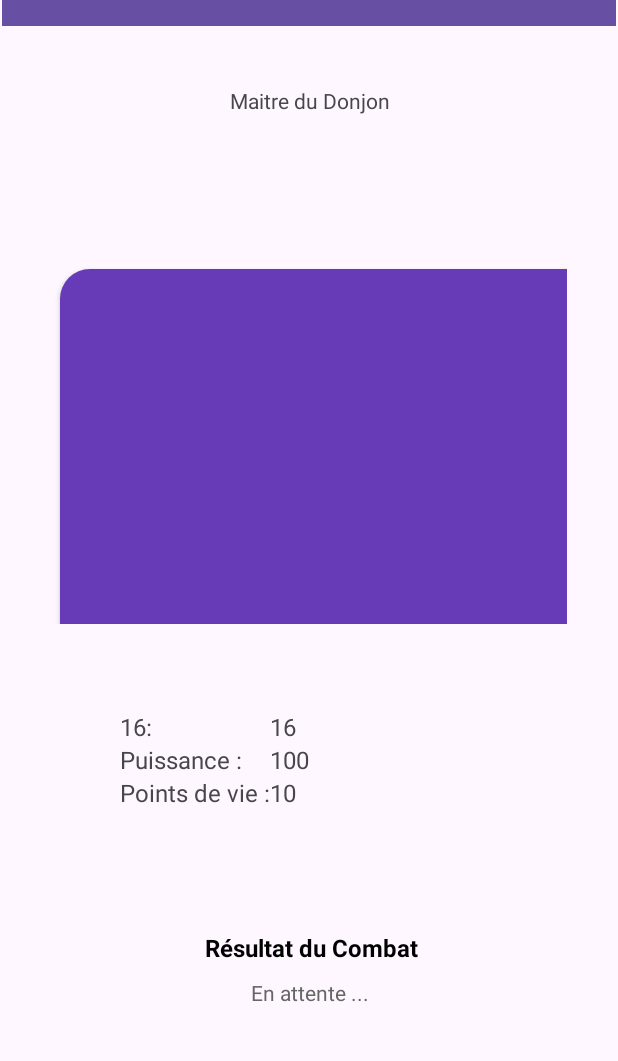
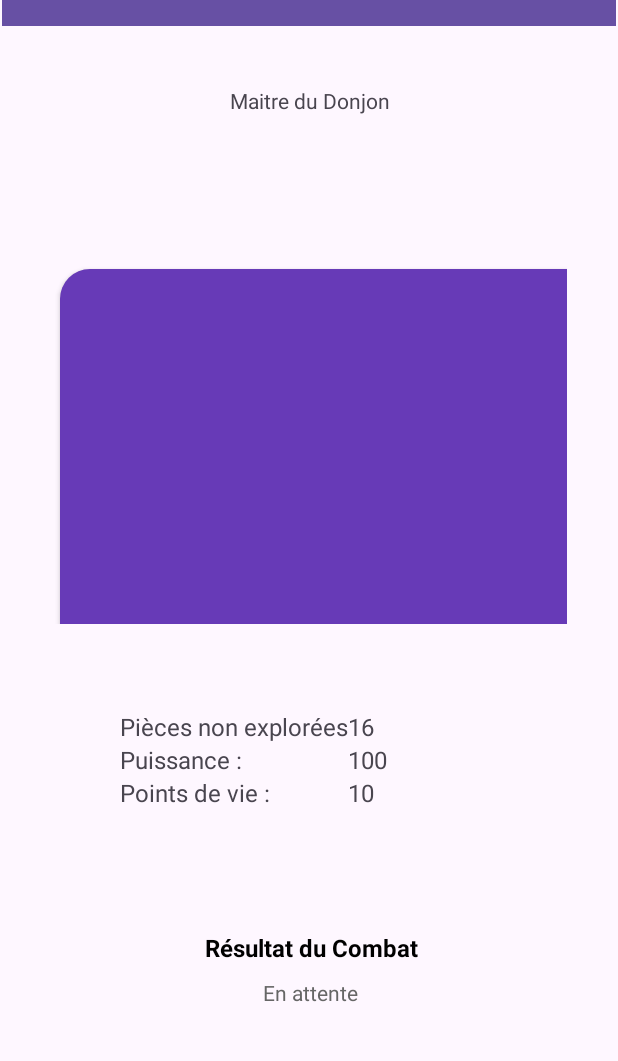
Before and after one commit to TherenceEspoir/dungeon-master, an Android app: the screen it shows after launch (MainActivity), in the options menu, after a tap on "Recommencer", on a phone screen of 412 x 824 dp, the part 70-1131 px from its top. Run offline under Robolectric (Android 15) with nearby library versions, the phone set to English and light mode, and no system bars.

Commit message:
RAF partie1 : Faire de la refacto

```diff
--- a/app/src/main/java/com/example/dungeon/MainActivity.java
+++ b/app/src/main/java/com/example/dungeon/MainActivity.java
@@ -22,6 +22,7 @@ public class MainActivity extends AppCompatActivity {
     private final String GAGNER="gagné";
     private final String PERDU="perdu";
     private TextView tvResultatCombat;
+    private TextView tvPiecesNonExplorees;
 
     @Override
     protected void onCreate(Bundle savedInstanceState) {
@@ -39,7 +40,7 @@ public class MainActivity extends AppCompatActivity {
         gameManager = GameManager.getInstance();
         donjon = gameManager.getDonjon();
 
-        TextView tvPiecesNonExplorees = findViewById(R.id.tv_pieces_non_explorees_label);
+        tvPiecesNonExplorees = findViewById(R.id.tv_pieces_non_explorees_label);
         tvPiecesNonExplorees.setText("Pièces non explorées");
 
 
@@ -85,10 +86,12 @@ public class MainActivity extends AppCompatActivity {
         GameManager.resetInstance();
         gameManager = GameManager.getInstance(); // Obtenir la nouvelle instance
         donjon = gameManager.getDonjon();
-        //Toast.makeText(this, "Recommencer la partie (ajouter la logique) !", Toast.LENGTH_SHORT).show();
         // Réinitialiser la grille
         GridLayout gridLayout = findViewById(R.id.grid);
         rendreGrille(gridLayout);
+
+        tvPiecesNonExplorees.setText("Pièces non explorées");
+        tvResultatCombat.setText("En attente");
 
         Toast.makeText(this, "Nouvelle partie démarrée !", Toast.LENGTH_SHORT).show();
     }
@@ -165,12 +168,12 @@ public class MainActivity extends AppCompatActivity {
             // Créer un nouveau bouton
             Button button = new Button(this);
             button.setBackgroundResource(R.drawable.button_background);
-            button.setText(String.format("%02d", i + 1)); // Texte du bouton (01, 02, ...)
+            button.setText(String.format("%02d", i + 1));
 
             // Vérifier si la pièce est explorée
             if (donjon.isPieceExploree(i)) {
                 button.setEnabled(true);
-                button.setAlpha(0.5f); // Réduire l'opacité pour indiquer qu'elle est explorée
+                button.setAlpha(0.5f);
                 button.setText("X");
             }
 
@@ -180,7 +183,6 @@ public class MainActivity extends AppCompatActivity {
                 if (donjon.isPieceExploree(finalI)) {
                     Toast.makeText(this, "Pièce vide, rien à explorer ici ! ", Toast.LENGTH_SHORT).show();
                 } else {
-                    //Toast.makeText(this, "Bouton " + (finalI + 1) + " cliqué !", Toast.LENGTH_SHORT).show();
                     lancerCombat(finalI); // Lancer le combat pour cette pièce
                 }
             });
```
